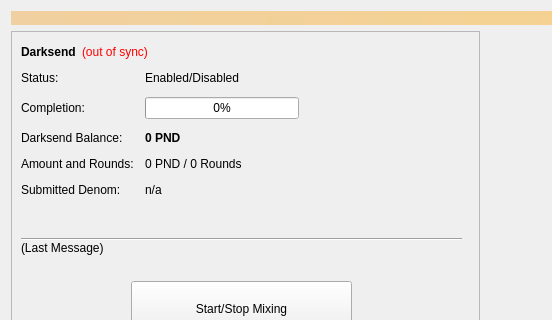
cryptoghass/source-V1.2, file src/qt/forms/coinmix.ui: the form before one commit; both pictures show x 0 to 552 and y 0 to 320 of the 960 by 615 pixel window.
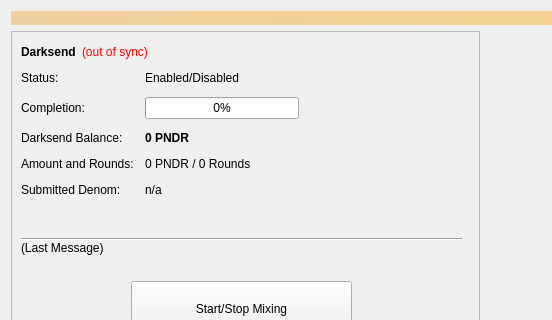
The form after the commit.

Patch:
```diff
--- a/src/qt/forms/coinmix.ui
+++ b/src/qt/forms/coinmix.ui
@@ -119,7 +119,7 @@
               </font>
              </property>
              <property name="text">
-              <string notr="true">0 PND</string>
+              <string notr="true">0 PNDR</string>
              </property>
             </widget>
            </item>
@@ -133,7 +133,7 @@
            <item row="3" column="1">
             <widget class="QLabel" name="labelAmountRounds">
              <property name="text">
-              <string>0 PND / 0 Rounds</string>
+              <string>0 PNDR / 0 Rounds</string>
              </property>
             </widget>
            </item>
```
Left out of the diff: 2 changed lines with no effect on the pictures.
